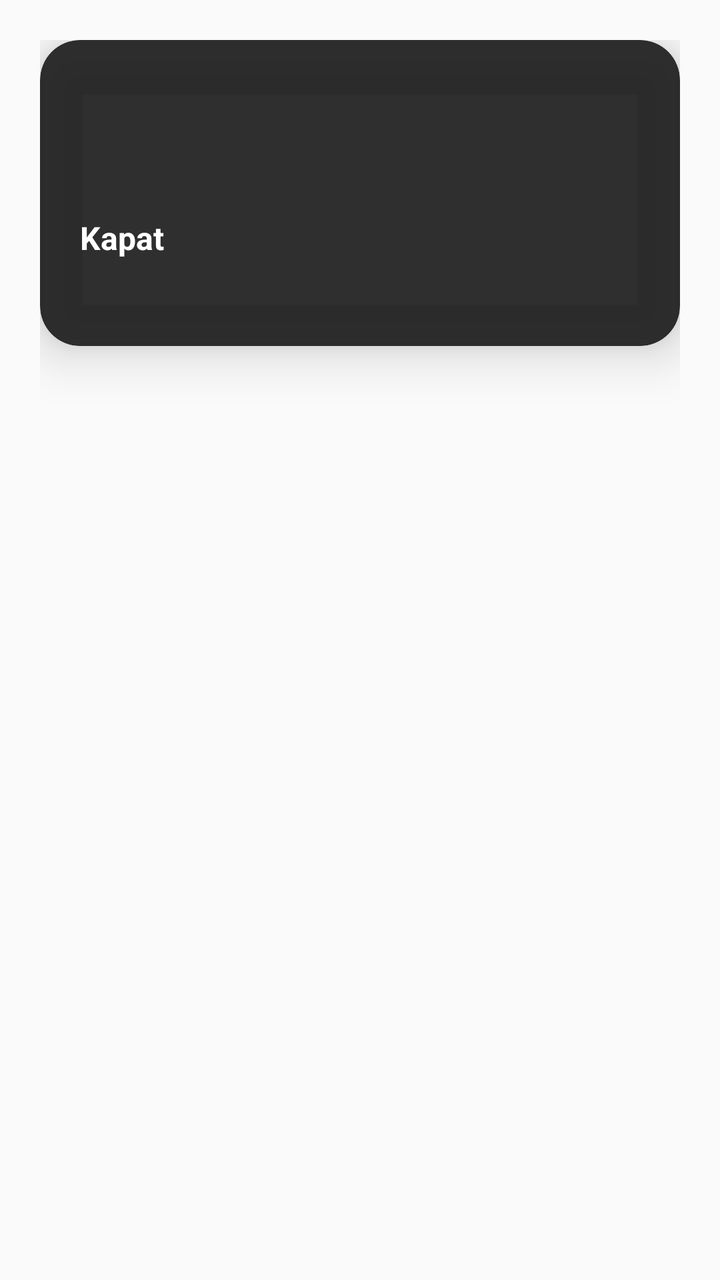
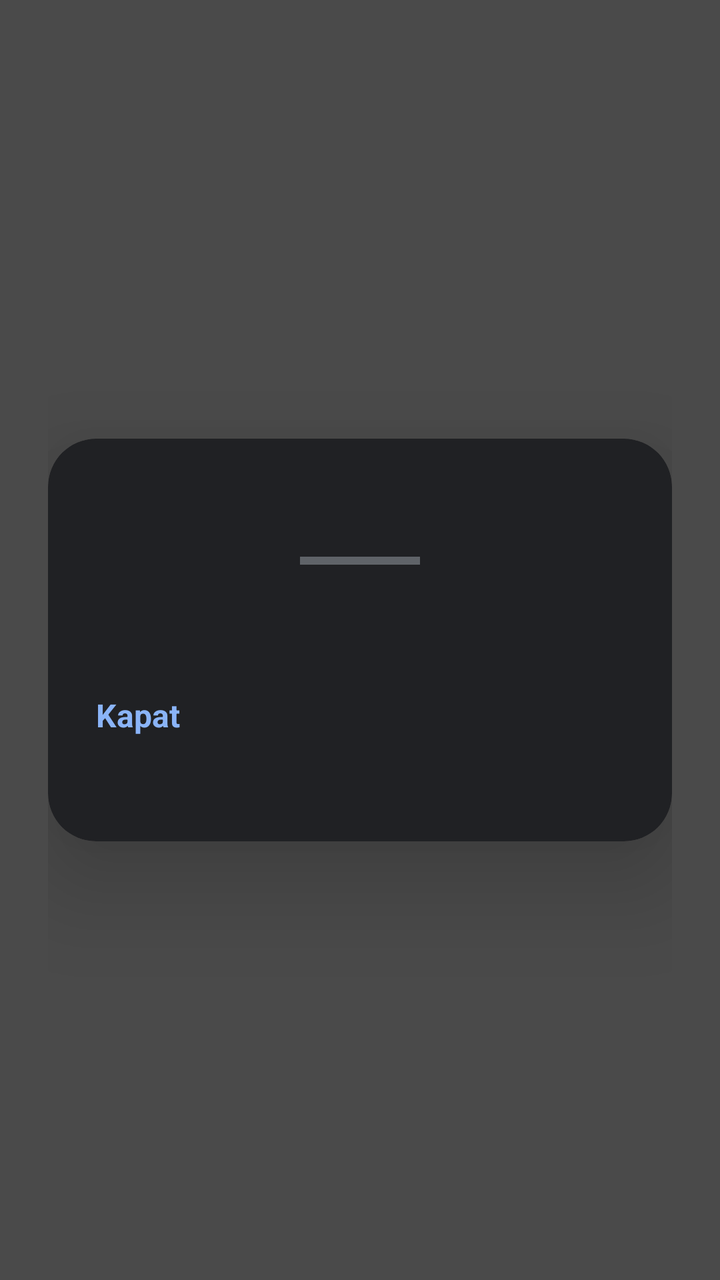

Before-and-after screenshots of an Android layout around one commit, followed by the original layout XML and the change that was made.
<!-- AndroidManifest.xml: application theme Theme.AndroidScreenTranslator -->
<!-- res/layout/layout_translation_result.xml -->
<?xml version="1.0" encoding="utf-8"?>
<FrameLayout xmlns:android="http://schemas.android.com/apk/res/android"
    xmlns:app="http://schemas.android.com/apk/res-auto"
    android:layout_width="match_parent"
    android:layout_height="wrap_content"
    android:padding="20dp">

    <androidx.cardview.widget.CardView
        android:layout_width="match_parent"
        android:layout_height="wrap_content"
        app:cardBackgroundColor="#E61A1A1A"
        app:cardCornerRadius="20dp"
        app:cardElevation="15dp">

        <LinearLayout
            android:layout_width="match_parent"
            android:layout_height="wrap_content"
            android:orientation="vertical"
            android:padding="20dp">

            <TextView
                android:id="@+id/tv_language_info"
                android:layout_width="wrap_content"
                android:layout_height="wrap_content"
                android:layout_gravity="center_horizontal"
                android:layout_marginBottom="10dp"
                android:background="@android:color/transparent"
                android:textColor="#4CAF50"
                android:textSize="12sp"
                android:textStyle="bold" />

            <TextView
                android:id="@+id/tv_translated_text"
                android:layout_width="match_parent"
                android:layout_height="wrap_content"
                android:textColor="#FFFFFF"
                android:textSize="16sp"
                android:lineSpacingExtra="4dp" />

            <Button
                android:id="@+id/btn_close_result"
                android:layout_width="match_parent"
                android:layout_height="45dp"
                android:layout_marginTop="20dp"
                android:backgroundTint="#FF3B30"
                android:text="Kapat"
                android:textAllCaps="false"
                android:textColor="#FFFFFF"
                android:textSize="16sp"
                android:textStyle="bold" />

        </LinearLayout>
    </androidx.cardview.widget.CardView>
</FrameLayout>
<!-- resources referenced by this layout -->
<resources>
  <style name="Theme.AndroidScreenTranslator" parent="android:Theme.Material.Light.NoActionBar" />
</resources>

<!-- the commit's change to res/layout/layout_translation_result.xml (unified diff, before → after) -->
@@ -2,50 +2,66 @@
 <FrameLayout xmlns:android="http://schemas.android.com/apk/res/android"
     xmlns:app="http://schemas.android.com/apk/res-auto"
     android:layout_width="match_parent"
-    android:layout_height="wrap_content"
-    android:padding="20dp">
+    android:layout_height="match_parent"
+    android:background="#B3000000"
+    android:padding="24dp">
 
     <androidx.cardview.widget.CardView
         android:layout_width="match_parent"
         android:layout_height="wrap_content"
-        app:cardBackgroundColor="#E61A1A1A"
-        app:cardCornerRadius="20dp"
-        app:cardElevation="15dp">
+        android:layout_gravity="center"
+        app:cardBackgroundColor="#202124"
+        app:cardCornerRadius="24dp"
+        app:cardElevation="30dp">
 
         <LinearLayout
             android:layout_width="match_parent"
             android:layout_height="wrap_content"
             android:orientation="vertical"
-            android:padding="20dp">
+            android:padding="24dp">
 
             <TextView
                 android:id="@+id/tv_language_info"
                 android:layout_width="wrap_content"
                 android:layout_height="wrap_content"
                 android:layout_gravity="center_horizontal"
-                android:layout_marginBottom="10dp"
-                android:background="@android:color/transparent"
-                android:textColor="#4CAF50"
-                android:textSize="12sp"
-                android:textStyle="bold" />
+                android:textColor="#8AB4F8"
+                android:textSize="14sp"
+                android:textStyle="bold"
+                android:letterSpacing="0.05" />
 
-            <TextView
-                android:id="@+id/tv_translated_text"
+            <View
+                android:layout_width="60dp"
+                android:layout_height="4dp"
+                android:layout_gravity="center_horizontal"
+                android:layout_marginTop="16dp"
+                android:layout_marginBottom="16dp"
+                android:background="#5F6368" />
+
+            <ScrollView
                 android:layout_width="match_parent"
                 android:layout_height="wrap_content"
-                android:textColor="#FFFFFF"
-                android:textSize="16sp"
-                android:lineSpacingExtra="4dp" />
+                android:maxHeight="350dp"
+                android:fadeScrollbars="true">
+
+                <TextView
+                    android:id="@+id/tv_translated_text"
+                    android:layout_width="match_parent"
+                    android:layout_height="wrap_content"
+                    android:textColor="#E8EAED"
+                    android:textSize="18sp"
+                    android:lineSpacingExtra="8dp" />
+            </ScrollView>
 
             <Button
                 android:id="@+id/btn_close_result"
                 android:layout_width="match_parent"
-                android:layout_height="45dp"
-                android:layout_marginTop="20dp"
-                android:backgroundTint="#FF3B30"
+                android:layout_height="50dp"
+                android:layout_marginTop="24dp"
+                android:backgroundTint="#303134"
                 android:text="Kapat"
                 android:textAllCaps="false"
-                android:textColor="#FFFFFF"
+                android:textColor="#8AB4F8"
                 android:textSize="16sp"
                 android:textStyle="bold" />
 
